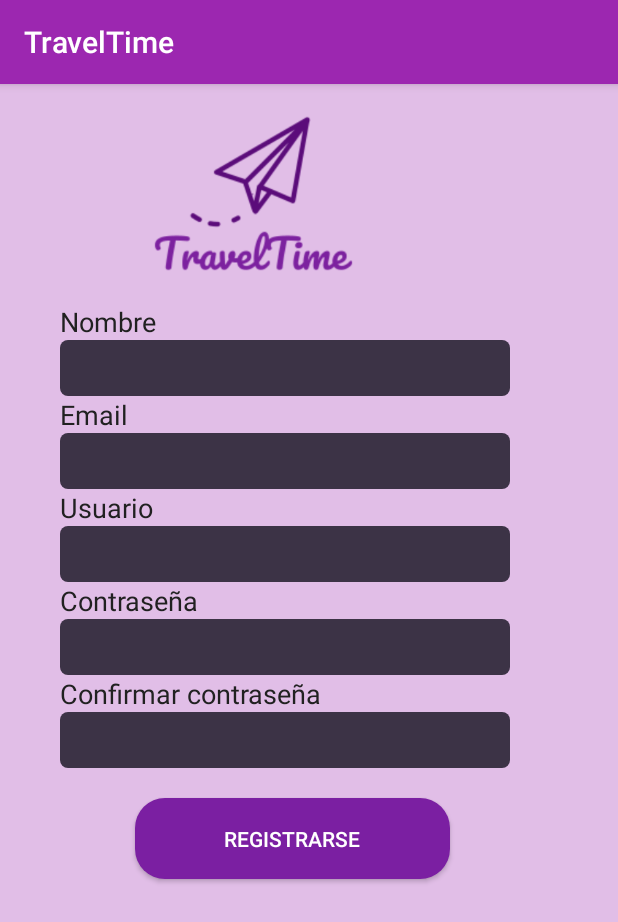
After one commit to ferals26/Travel_Time, an Android app: the registrarusuario screen opened directly, with no data from a screen before it, on a phone screen of 412 x 824 dp. The commit adds this screen. Shown: the top 922 px of the screen. Run offline under Robolectric (Android 15) with nearby library versions, the phone set to English and light mode, and no system bars.

Commit message:
iniciar sesion, inicio, registrar

```diff
--- a/app/src/main/AndroidManifest.xml
+++ b/app/src/main/AndroidManifest.xml
@@ -9,7 +9,9 @@
         android:roundIcon="@mipmap/ic_launcher_round"
         android:supportsRtl="true"
         android:theme="@style/AppTheme">
-        <activity android:name=".tuviaje"></activity>
+        <activity android:name=".inicio"></activity>
+        <activity android:name=".registrarusuario" />
+        <activity android:name=".tuviaje" />
         <activity android:name=".listsnotes" />
         <activity android:name=".MainActivity">
             <intent-filter>
--- /dev/null
+++ b/app/src/main/java/com/example/traveltime/registrarusuario.java
@@ -0,0 +1,14 @@
+package com.example.traveltime;
+
+import androidx.appcompat.app.AppCompatActivity;
+
+import android.os.Bundle;
+
+public class registrarusuario extends AppCompatActivity {
+
+    @Override
+    protected void onCreate(Bundle savedInstanceState) {
+        super.onCreate(savedInstanceState);
+        setContentView(R.layout.activity_registrarusuario);
+    }
+}
--- /dev/null
+++ b/app/src/main/res/drawable-v24/edit_round2.xml
@@ -0,0 +1,7 @@
+<?xml version="1.0" encoding="utf-8"?>
+<shape xmlns:android="http://schemas.android.com/apk/res/android"
+    android:shape="rectangle">
+    <solid android:color="#3C3346"/>
+    <corners android:radius="5sp"/>
+
+</shape>
--- /dev/null
+++ b/app/src/main/res/layout/activity_registrarusuario.xml
@@ -0,0 +1,126 @@
+<?xml version="1.0" encoding="utf-8"?>
+<LinearLayout xmlns:android="http://schemas.android.com/apk/res/android"
+    xmlns:app="http://schemas.android.com/apk/res-auto"
+    xmlns:tools="http://schemas.android.com/tools"
+    android:layout_width="match_parent"
+    android:layout_height="match_parent"
+    android:orientation="vertical"
+    android:background="@color/colorLightPrimary"
+    tools:context=".registrarusuario">
+
+    <ImageView
+        android:id="@+id/imageLogo"
+        android:layout_width="147dp"
+        android:layout_height="146dp"
+        android:layout_marginStart="95dp"
+        app:srcCompat="@drawable/logo"
+        android:layout_marginLeft="95dp" />
+    <TextView
+        android:id="@+id/txNombre"
+        android:layout_width="wrap_content"
+        android:layout_height="wrap_content"
+        android:layout_marginLeft="40dp"
+        android:text="Nombre"
+        android:textColor="@color/colorPrimaryText"
+        android:textSize="18dp" />
+    <EditText
+        android:id="@+id/editNombre"
+        android:layout_width="300dp"
+        android:layout_height="37dp"
+        android:layout_alignParentStart="true"
+        android:layout_marginStart="40dp"
+        android:background="@drawable/edit_round2"
+        android:ems="10"
+        android:textColor="@color/colorLightPrimary"
+        android:layout_alignParentLeft="true"
+        android:layout_marginLeft="40dp" />
+    <TextView
+        android:id="@+id/txemail"
+        android:layout_width="wrap_content"
+        android:layout_height="wrap_content"
+        android:layout_marginLeft="40dp"
+        android:text="Email"
+        android:textColor="@color/colorPrimaryText"
+        android:textSize="18dp" />
+    <EditText
+        android:id="@+id/editemail"
+        android:layout_width="300dp"
+        android:layout_height="37dp"
+        android:layout_alignParentStart="true"
+        android:layout_marginStart="40dp"
+        android:background="@drawable/edit_round2"
+        android:ems="10"
+        android:textColor="@color/colorLightPrimary"
+        android:layout_alignParentLeft="true"
+        android:layout_marginLeft="40dp" />
+    <TextView
+        android:id="@+id/txUsuario"
+        android:layout_width="wrap_content"
+        android:layout_height="wrap_content"
+        android:layout_marginLeft="40dp"
+        android:text="Usuario"
+        android:textColor="@color/colorPrimaryText"
+        android:textSize="18dp" />
+    <EditText
+        android:id="@+id/editUsuario"
+        android:layout_width="300dp"
+        android:layout_height="37dp"
+        android:layout_alignParentStart="true"
+        android:layout_marginStart="40dp"
+        android:background="@drawable/edit_round2"
+        android:ems="10"
+        android:textColor="@color/colorLightPrimary"
+        android:layout_alignParentLeft="true"
+        android:layout_marginLeft="40dp" />
+    <TextView
+        android:id="@+id/txContra"
+        android:layout_width="wrap_content"
+        android:layout_height="wrap_content"
+        android:layout_marginLeft="40dp"
+        android:text="Contraseña"
+        android:textColor="@color/colorPrimaryText"
+        android:textSize="18dp" />
+    <EditText
+        android:id="@+id/editContra"
+        android:layout_width="300dp"
+        android:layout_height="37dp"
+        android:layout_alignParentStart="true"
+        android:layout_marginStart="40dp"
+        android:background="@drawable/edit_round2"
+        android:ems="10"
+        android:textColor="@color/colorLightPrimary"
+        android:layout_alignParentLeft="true"
+        android:layout_marginLeft="40dp" />
+    <TextView
+        android:id="@+id/txConfirmar"
+        android:layout_width="wrap_content"
+        android:layout_height="wrap_content"
+        android:layout_marginLeft="40dp"
+        android:text="Confirmar contraseña"
+        android:textColor="@color/colorPrimaryText"
+        android:textSize="18dp" />
+    <EditText
+        android:id="@+id/editConfirmar"
+        android:layout_width="300dp"
+        android:layout_height="37dp"
+        android:layout_alignParentStart="true"
+        android:layout_marginStart="40dp"
+        android:background="@drawable/edit_round2"
+        android:ems="10"
+        android:textColor="@color/colorLightPrimary"
+        android:layout_alignParentLeft="true"
+        android:layout_marginLeft="40dp" />
+    <Button
+        android:id="@+id/btnRegistrarse"
+        android:layout_width="210dp"
+        android:layout_height="54dp"
+        android:layout_marginStart="90dp"
+        android:layout_marginTop="20dp"
+        android:background="@drawable/custom_buttom"
+        android:text="Registrarse"
+        android:textColor="#FFFFFF"
+        android:layout_marginLeft="90dp" />
+
+
+
+</LinearLayout>
--- a/app/src/main/res/values/colors.xml
+++ b/app/src/main/res/values/colors.xml
@@ -3,8 +3,10 @@
     <color name="colorPrimary">#9C27B0</color>
     <color name="colorPrimaryDark">#7B1FA2</color>
     <color name="colorAccent">#7C4DFF</color>
+    <color name="colorLightPrimary">#E1BEE7</color>
     <color name="colorgris">#E1BEE7</color>
     <color name="colortexto">#757575</color>
     <color name="texoprimario">#212121</color>
-
+    <color name="colorPrimaryText">#212121</color>
+    <color name="backgroundcolor">#FCFCFC</color>
 </resources>
```
Also changed, not shown: app/src/main/java/com/example/traveltime/inicio.java (added, +14 -0 lines), app/src/main/res/layout/activity_inicio.xml (added, +200 -0 lines), app/src/main/res/drawable-v24/actividades.png (added), app/src/main/res/drawable-v24/logo.png (added).
